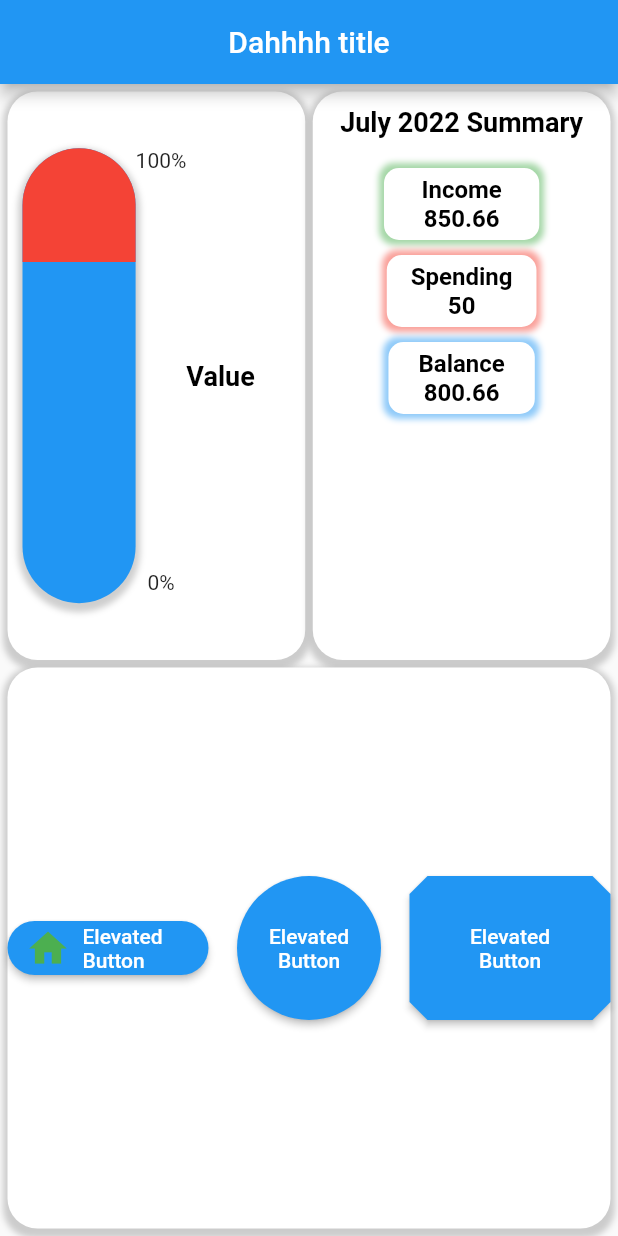
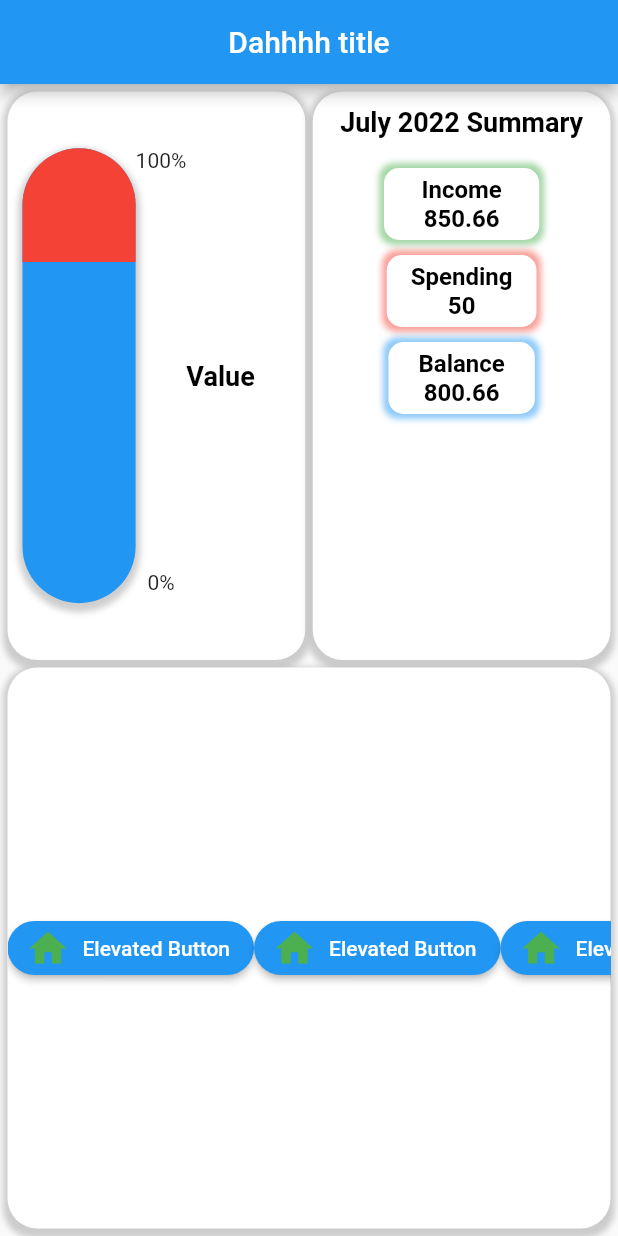
Before and after one commit to ChengCK18/dah_flutterrrrr_app1, a Flutter app: the screen it shows after launch, on a phone screen of 412 x 824 dp. Run offline on Flutter 3.47's test engine with Material 2 defaults, Android fonts, the light colour scheme and no system bars; our stand-ins replace fl_chart.

Commit message:
add scroll button panel

```diff
--- a/lib/mainPageButtons.dart
+++ b/lib/mainPageButtons.dart
@@ -11,10 +11,10 @@ class _MainPageButtonsState extends State<MainPageButtons> {
   @override
   Widget build(BuildContext context) {
     return Container(
-      child: Row(children: <Widget>[
-        Expanded(
-            flex: 5,
-            child: Center(
+      child: SingleChildScrollView(
+          scrollDirection: Axis.horizontal,
+          child: Row(children: <Widget>[
+            Container(
                 child: ElevatedButton.icon(
               icon: Icon(
                 Icons.home,
@@ -30,31 +30,59 @@ class _MainPageButtonsState extends State<MainPageButtons> {
                   borderRadius: new BorderRadius.circular(20.0),
                 ),
               ),
-            ))),
-        Expanded(
-            flex: 5,
-            child: Center(
-                child: ElevatedButton(
-              onPressed: () {},
-              child: Text('Elevated Button', textAlign: TextAlign.center),
+            )),
+            Container(
+                child: ElevatedButton.icon(
+              icon: Icon(
+                Icons.home,
+                color: Colors.green,
+                size: 30.0,
+              ),
+              label: Text('Elevated Button'),
+              onPressed: () {
+                print('Button Pressed');
+              },
               style: ElevatedButton.styleFrom(
-                shape: CircleBorder(),
-                padding: EdgeInsets.all(32),
+                shape: new RoundedRectangleBorder(
+                  borderRadius: new BorderRadius.circular(20.0),
+                ),
               ),
-            ))),
-        Expanded(
-            flex: 5,
-            child: Center(
-                child: ElevatedButton(
-              onPressed: () {},
-              child: Text('Elevated Button', textAlign: TextAlign.center),
+            )),
+            Container(
+                child: ElevatedButton.icon(
+              icon: Icon(
+                Icons.home,
+                color: Colors.green,
+                size: 30.0,
+              ),
+              label: Text('Elevated Button'),
+              onPressed: () {
+                print('Button Pressed');
+              },
               style: ElevatedButton.styleFrom(
-                shape: BeveledRectangleBorder(
-                    borderRadius: BorderRadius.circular(12)),
-                padding: EdgeInsets.all(32),
+                shape: new RoundedRectangleBorder(
+                  borderRadius: new BorderRadius.circular(20.0),
+                ),
               ),
-            )))
-      ]),
+            )),
+            Container(
+                child: ElevatedButton.icon(
+              icon: Icon(
+                Icons.home,
+                color: Colors.green,
+                size: 30.0,
+              ),
+              label: Text('Elevated Button'),
+              onPressed: () {
+                print('Button Pressed');
+              },
+              style: ElevatedButton.styleFrom(
+                shape: new RoundedRectangleBorder(
+                  borderRadius: new BorderRadius.circular(20.0),
+                ),
+              ),
+            ))
+          ])),
       margin:
           const EdgeInsets.only(left: 5.0, right: 5.0, top: 5.0, bottom: 5.0),
       decoration: BoxDecoration(
```
